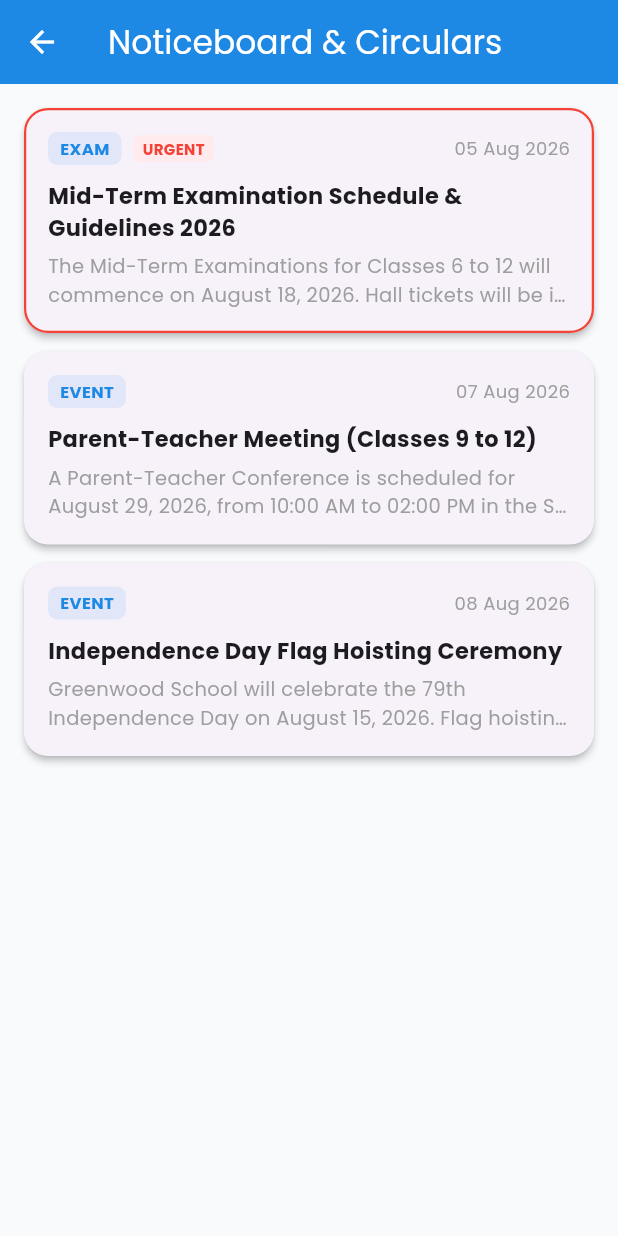
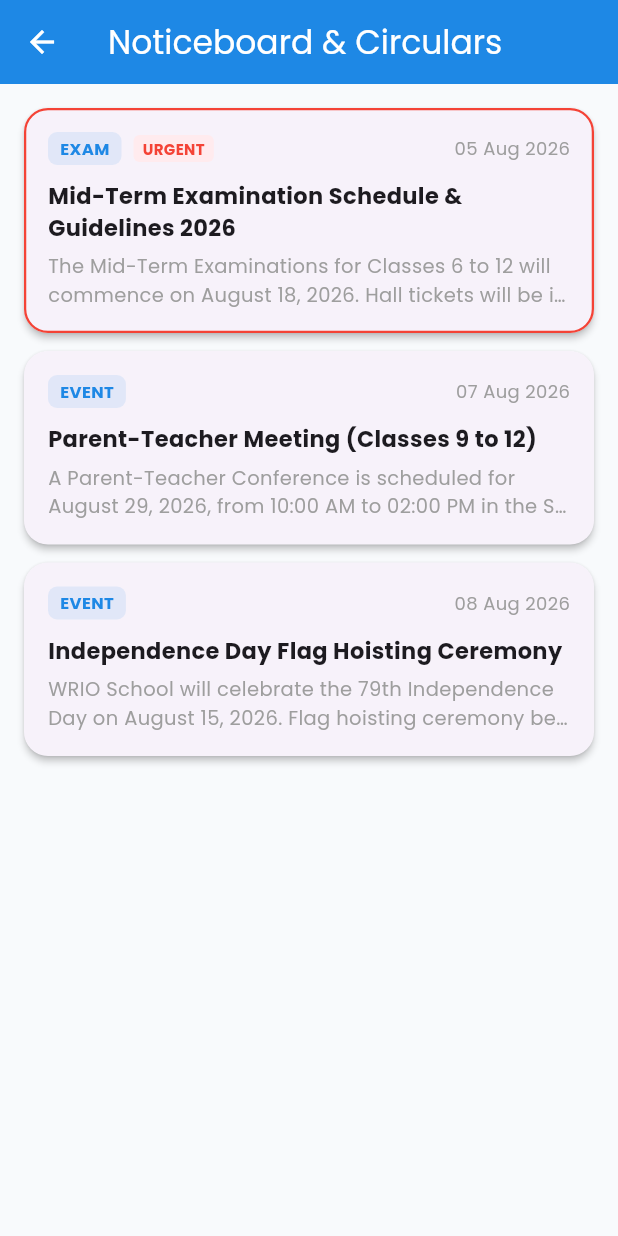
Before and after one commit to Vishwanath111111/school-ERP, a Flutter app: the NoticeScreen screen opened directly, on a phone screen of 412 x 824 dp. Run offline on Flutter 3.47's test engine with Material 3 defaults, Android fonts, the phone set to English and light mode, and no system bars; our stand-ins replace dio, google_fonts, shared_preferences, table_calendar; accounts and stored records are empty.

Commit message:
Fix notice content for Independence Day event
Updated the content of the notice for the Independence Day ceremony to reflect the correct school name.

```diff
--- a/school_erp_mobile/lib/features/notices/presentation/screens/notice_screen.dart
+++ b/school_erp_mobile/lib/features/notices/presentation/screens/notice_screen.dart
@@ -51,7 +51,7 @@ class _NoticeScreenState extends State<NoticeScreen> {
     NoticeItem(
       id: 3,
       title: 'Independence Day Flag Hoisting Ceremony',
-      content: 'Greenwood School will celebrate the 79th Independence Day on August 15, 2026. Flag hoisting ceremony begins promptly at 08:00 AM. Attendance is mandatory for staff and student council members.',
+      content: 'WRIO School will celebrate the 79th Independence Day on August 15, 2026. Flag hoisting ceremony begins promptly at 08:00 AM. Attendance is mandatory for staff and student council members.',
       category: 'EVENT',
       audience: 'ALL',
       publishDate: '08 Aug 2026',
```
